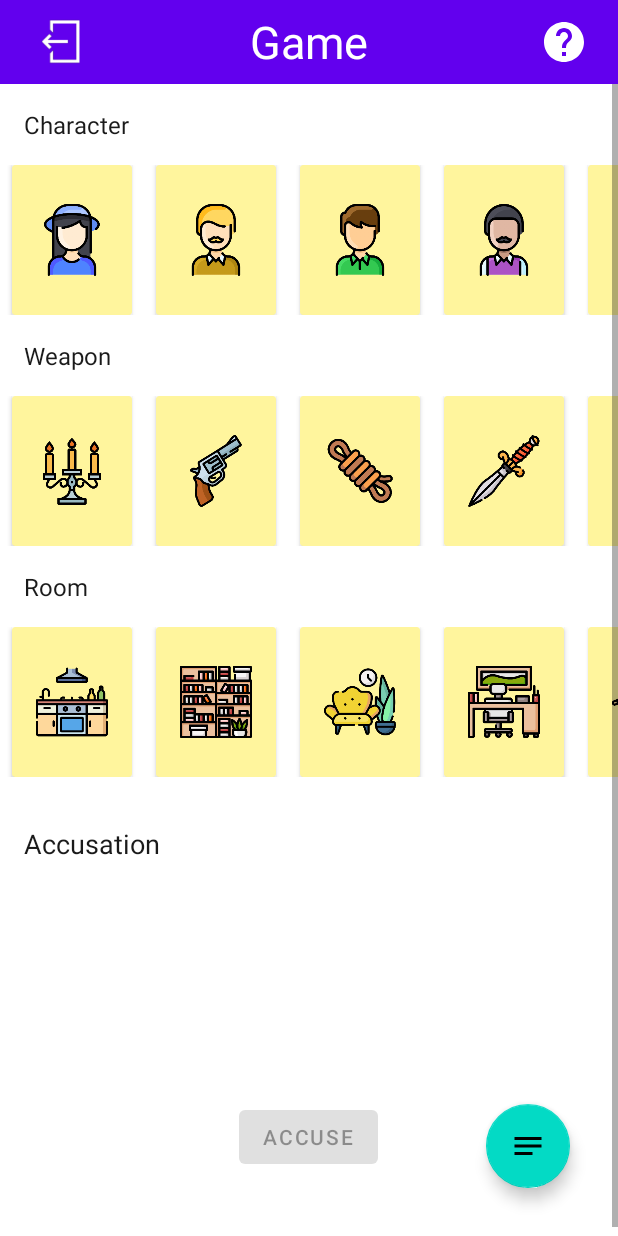
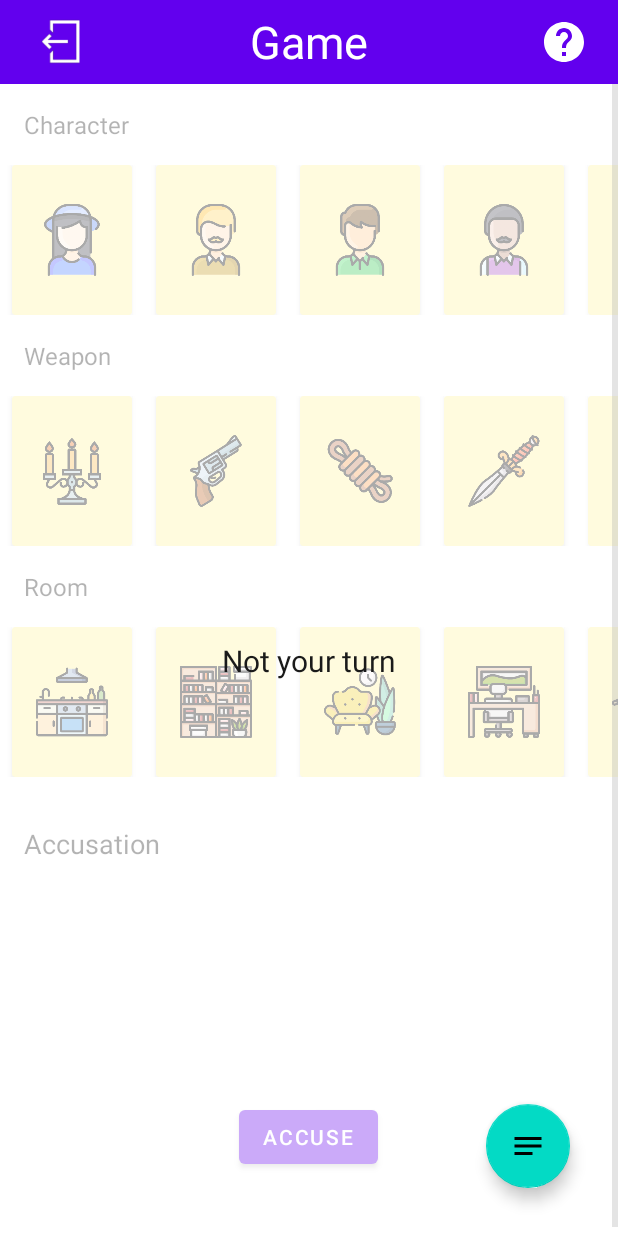
Before and after one commit to Sonia0912/ProgettoLAM, an Android app: the AccusationFragment screen opened through its navigation route, on a phone screen of 412 x 824 dp. Run offline under Robolectric (Android 15) with nearby library versions, the phone set to English and light mode, and no system bars; our stand-ins replace Dagger/Hilt's generated code, Firebase (no records; nobody signed in at launch, a user with empty details on screens opened directly); libraries missing offline, so code that uses them is left out: com.journeyapps.barcodescanner; 1 statement that could not run was skipped.

Commit message:
Adds not turn player overlay to accusation

```diff
--- a/app/src/main/java/com/sonianicoletti/progettolam/ui/game/accusation/AccusationFragment.kt
+++ b/app/src/main/java/com/sonianicoletti/progettolam/ui/game/accusation/AccusationFragment.kt
@@ -6,10 +6,12 @@ import android.view.View
 import android.view.ViewGroup
 import androidx.core.view.isVisible
 import androidx.fragment.app.Fragment
+import androidx.fragment.app.activityViewModels
 import androidx.fragment.app.viewModels
 import com.sonianicoletti.entities.Card
 import com.sonianicoletti.entities.Cards
 import com.sonianicoletti.progettolam.databinding.FragmentAccusationBinding
+import com.sonianicoletti.progettolam.ui.game.GameViewModel
 import com.sonianicoletti.progettolam.ui.game.cards.CardItem
 import dagger.hilt.android.AndroidEntryPoint
 
@@ -18,6 +20,7 @@ class AccusationFragment : Fragment() {
 
     private lateinit var binding: FragmentAccusationBinding
     private val viewModel: AccusationViewModel by viewModels()
+    private val gameViewModel: GameViewModel by activityViewModels()
 
     private val charactersAdapter = AccusationCardsAdapter(Cards.characters.mapToCardItems()) { viewModel.selectCard(it) }
     private val weaponsAdapter = AccusationCardsAdapter(Cards.weapons.mapToCardItems()) { viewModel.selectCard(it) }
@@ -27,6 +30,7 @@ class AccusationFragment : Fragment() {
         binding = FragmentAccusationBinding.inflate(inflater)
         initCardsLists()
         observeViewState()
+        observeGameState()
         binding.accuseButton.setOnClickListener { viewModel.accuse() }
         return binding.root
     }
@@ -40,6 +44,13 @@ class AccusationFragment : Fragment() {
     private fun List<Card>.mapToCardItems() = map { CardItem.fromCard(it) }
 
     private fun observeViewState() = viewModel.viewState.observe(viewLifecycleOwner) { state ->
+        if (state.isTurnPlayer) {
+            binding.notTurnPlayerOverlay.isVisible = false
+        } else {
+            binding.notTurnPlayerOverlay.isVisible = true
+            return@observe
+        }
+
         state.selectedCharacterCard?.let {
             charactersAdapter.setSelectedCard(it)
             binding.accusationCharacterCard.cardImage.setImageResource(it.imageRes)
@@ -61,4 +72,8 @@ class AccusationFragment : Fragment() {
 
         binding.accuseButton.isEnabled = state.selectedCharacterCard != null && state.selectedRoomCard != null && state.selectedWeaponCard != null
     }
+
+    private fun observeGameState() = gameViewModel.gameState.observe(viewLifecycleOwner) {
+        viewModel.handleGameState(it)
+    }
 }
--- a/app/src/main/java/com/sonianicoletti/progettolam/ui/game/accusation/AccusationViewModel.kt
+++ b/app/src/main/java/com/sonianicoletti/progettolam/ui/game/accusation/AccusationViewModel.kt
@@ -5,6 +5,7 @@ import androidx.lifecycle.MutableLiveData
 import androidx.lifecycle.ViewModel
 import androidx.lifecycle.viewModelScope
 import com.sonianicoletti.progettolam.extension.emit
+import com.sonianicoletti.progettolam.ui.game.GameState
 import com.sonianicoletti.progettolam.ui.game.cards.CardItem
 import com.sonianicoletti.usecases.repositories.GameRepository
 import dagger.hilt.android.lifecycle.HiltViewModel
@@ -18,6 +19,12 @@ class AccusationViewModel @Inject constructor(
 
     private val viewStateEmitter = MutableLiveData(ViewState())
     val viewState: LiveData<ViewState> = viewStateEmitter
+
+    init {
+        viewModelScope.launch {
+            viewStateEmitter.postValue(ViewState(isTurnPlayer = gameRepository.isTurnPlayer()))
+        }
+    }
 
     fun selectCard(cardItem: CardItem) {
         when (cardItem.card.type) {
@@ -38,7 +45,15 @@ class AccusationViewModel @Inject constructor(
         }
     }
 
+    fun handleGameState(gameState: GameState) {
+        viewModelScope.launch {
+            viewState.value?.isTurnPlayer = gameRepository.isTurnPlayer()
+            viewStateEmitter.emit()
+        }
+    }
+
     data class ViewState(
+        var isTurnPlayer: Boolean = false,
         var selectedCharacterCard: CardItem? = null,
         var selectedWeaponCard: CardItem? = null,
         var selectedRoomCard: CardItem? = null,
--- a/app/src/main/java/com/sonianicoletti/progettolam/ui/game/cards/CardsViewModel.kt
+++ b/app/src/main/java/com/sonianicoletti/progettolam/ui/game/cards/CardsViewModel.kt
@@ -30,7 +30,7 @@ class CardsViewModel @Inject constructor(
 
     private fun initialiseGame() {
         viewModelScope.launch {
-            if (gameRepository.isHost()) {
+            if (gameRepository.isHost() && gameRepository.getOngoingGame().turnPlayerId.isEmpty()) {
                 delay(3000)
                 gameRepository.nextTurn()
             }
--- a/app/src/main/res/layout/fragment_accusation.xml
+++ b/app/src/main/res/layout/fragment_accusation.xml
@@ -1,10 +1,13 @@
 <?xml version="1.0" encoding="utf-8"?>
-<ScrollView xmlns:android="http://schemas.android.com/apk/res/android"
+<FrameLayout xmlns:android="http://schemas.android.com/apk/res/android"
     android:layout_width="match_parent"
     android:layout_height="match_parent"
     xmlns:app="http://schemas.android.com/apk/res-auto"
-    xmlns:tools="http://schemas.android.com/tools"
-    android:orientation="vertical">
+    xmlns:tools="http://schemas.android.com/tools">
+
+    <ScrollView
+        android:layout_width="match_parent"
+        android:layout_height="match_parent">
 
         <LinearLayout
             android:layout_width="match_parent"
@@ -156,3 +159,30 @@
         </LinearLayout>
 
     </ScrollView>
+
+    <androidx.constraintlayout.widget.ConstraintLayout
+        android:id="@+id/not_turn_player_overlay"
+        android:layout_width="match_parent"
+        android:layout_height="match_parent">
+
+        <View
+            android:layout_width="match_parent"
+            android:layout_height="match_parent"
+            android:clickable="true"
+            android:focusableInTouchMode="false"
+            android:background="#AAFFFFFF" />
+
+        <TextView
+            android:layout_width="wrap_content"
+            android:layout_height="wrap_content"
+            android:text="Not your turn"
+            android:textSize="20sp"
+            android:textColor="#1A1A1A"
+            app:layout_constraintStart_toStartOf="parent"
+            app:layout_constraintEnd_toEndOf="parent"
+            app:layout_constraintTop_toTopOf="parent"
+            app:layout_constraintBottom_toBottomOf="parent" />
+
+    </androidx.constraintlayout.widget.ConstraintLayout>
+
+</FrameLayout>
```
Lines whose indentation alone changed are shown as unchanged.
